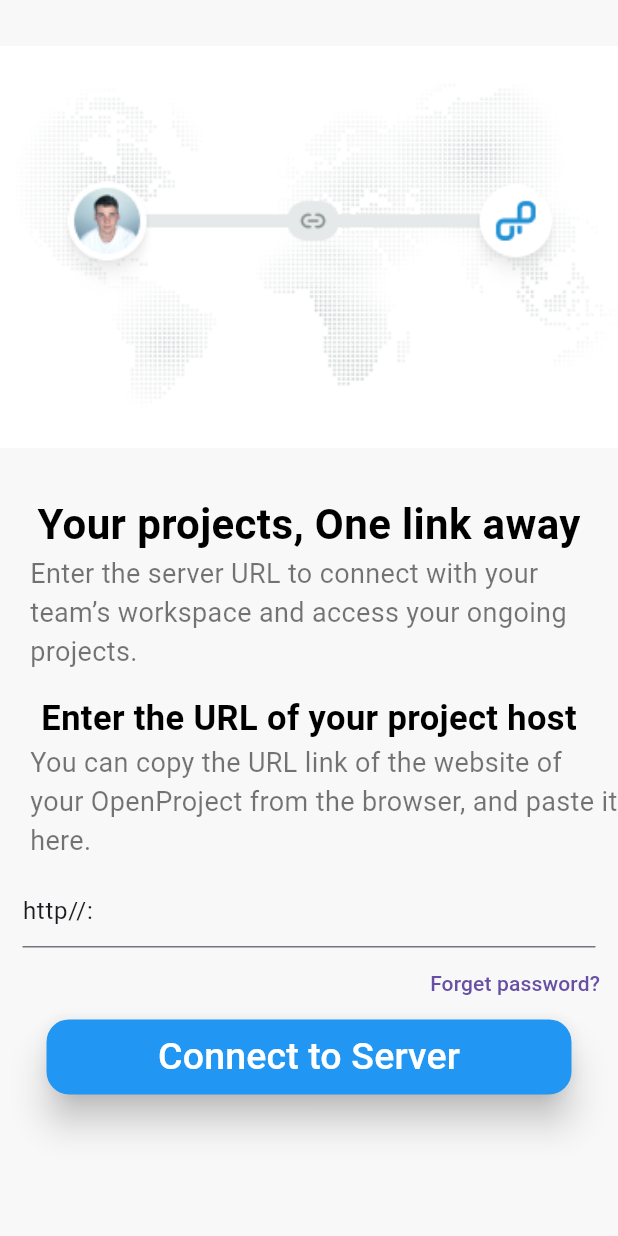
After one commit to teryac/openproject-mobile, a Flutter app: the screen it shows after launch, after a tap on "Get Started", on a phone screen of 412 x 824 dp. The commit adds this screen. Run offline on Flutter 3.47's test engine with Material 3 defaults, Android fonts, the phone set to English and light mode, and no system bars; our stand-ins replace badges, curved_labeled_navigation_bar, dropdown_button2, easy_date_timeline, fluttericon, fluttertoast and 2 more; network calls fail.

Commit message:
Create and programming sever layout

```diff
--- a/Code/open_project/lib/AddTask.dart
+++ b/Code/open_project/lib/AddTask.dart
@@ -11,7 +11,6 @@
 import 'package:open_project/DetailOfProject.dart';
 import 'package:open_project/GetStart.dart';
 import 'package:open_project/Property.dart';
-import 'package:open_project/main.dart';
 import 'package:percent_indicator/linear_percent_indicator.dart';
 import 'package:http/http.dart' as http;
 
@@ -23,7 +22,7 @@
   int id;
   String name;
 
-  AddScreen(this.id, this.name);
+  AddScreen(this.id, this.name, {super.key});
 
   @override
   State<AddScreen> createState() => AddTask(id, name);
--- /dev/null
+++ b/Code/open_project/lib/GetServer.dart
@@ -0,0 +1,144 @@
+import 'package:flutter/material.dart';
+import 'package:open_project/GetStart.dart';
+
+class GetServer extends StatefulWidget {
+  const GetServer({super.key});
+
+  @override
+  State<StatefulWidget> createState() => Server();
+}
+
+ButtonStyle buttonServer() {
+  ButtonStyle raisedButtonStyle = ElevatedButton.styleFrom(
+    backgroundColor: Colors.blue,
+    elevation: 10,
+    minimumSize: const Size(360, 50),
+    padding: const EdgeInsets.symmetric(horizontal: 35),
+    shape: const RoundedRectangleBorder(
+      borderRadius: BorderRadius.all(Radius.circular(15)),
+    ),
+  );
+
+  return raisedButtonStyle;
+}
+
+class Server extends State<GetServer> {
+  @override
+  Widget build(BuildContext context) {
+    final screenSize = MediaQuery.of(context).size;
+    double? circleSize = screenSize.width;
+    TextEditingController enteredServer = TextEditingController();
+    enteredServer.text = "http//:";
+    return Scaffold(
+      backgroundColor: const Color(0xfff8f8f8),
+      body: SingleChildScrollView(
+        child: Column(
+          children: [
+            Image(
+              image: const AssetImage('images/Server.png'),
+              width: circleSize,
+              height: screenSize.height * 0.4,
+              fit: BoxFit.contain,
+            ),
+            const Text(
+              "Your projects, One link away",
+              style: TextStyle(
+                  fontSize: 28,
+                  color: Colors.black,
+                  fontWeight: FontWeight.bold),
+            ),
+            const Padding(
+              padding: EdgeInsets.only(left: 20.0),
+              child: Text(
+                "Enter the server URL to connect with your team’s workspace and access your ongoing projects.",
+                style: TextStyle(fontSize: 18, color: Colors.black54),
+              ),
+            ),
+            const SizedBox(
+              height: 15,
+            ),
+            const Text(
+              "Enter the URL of your project host",
+              style: TextStyle(
+                  fontSize: 23,
+                  color: Colors.black,
+                  fontWeight: FontWeight.bold),
+            ),
+            const Padding(
+              padding: EdgeInsets.only(left: 20.0),
+              child: Text(
+                "You can copy the URL link of the website of your OpenProject from the browser, and paste it here.",
+                style: TextStyle(fontSize: 18, color: Colors.black54),
+              ),
+            ),
+            Padding(
+              padding:
+                  const EdgeInsets.only(left: 15.0, right: 15.0, top: 10.0),
+              child: TextField(
+                controller: enteredServer,
+                /*decoration: const InputDecoration(
+                  labelText: "Enter Server",
+                  //errorText: null,
+                  border: OutlineInputBorder(
+                    borderRadius: BorderRadius.all(
+                      Radius.circular(15),
+                    ),
+                  ),
+                ),*/
+              ),
+            ),
+            Align(
+              alignment: Alignment.centerRight,
+              child: TextButton(
+                onPressed: () {},
+                child: const Text('Forget password?'),
+              ),
+            ),
+            SizedBox(
+              width: 350.0,
+              child: ElevatedButton(
+                style: buttonServer(),
+                onPressed: () {
+                  if (enteredServer.text.isEmpty) {
+                    ScaffoldMessenger.of(context).showSnackBar(
+                      const SnackBar(
+                        backgroundColor: Colors.green,
+                        duration: Duration(milliseconds: 500),
+                        content: Text(
+                          "Login successful",
+                          style: TextStyle(fontSize: 20, color: Colors.white),
+                        ),
+                      ),
+                    );
+
+                    setState(() {});
+                  } else {
+                    ScaffoldMessenger.of(context).showSnackBar(
+                      const SnackBar(
+                        backgroundColor: Colors.red,
+                        duration: Duration(milliseconds: 500),
+                        content: Text(
+                          "Login failed",
+                          style: TextStyle(fontSize: 20, color: Colors.white),
+                        ),
+                      ),
+                    );
+                    Navigator.pop(context);
+                    setState(() {});
+                  }
+                },
+                child: const Text(
+                  "Connect to Server",
+                  style: TextStyle(fontSize: 25, color: Colors.white),
+                ),
+              ),
+            ),
+            const SizedBox(
+              height: 5.0,
+            ),
+          ],
+        ),
+      ),
+    );
+  }
+}
--- a/Code/open_project/lib/GetStart.dart
+++ b/Code/open_project/lib/GetStart.dart
@@ -1,6 +1,5 @@
 import 'package:flutter/material.dart';
-import 'package:fluttertoast/fluttertoast.dart';
-import 'package:open_project/Login.dart';
+import 'package:open_project/GetServer.dart';
 
 class StartScreen extends StatefulWidget {
   const StartScreen({super.key});
@@ -43,7 +42,7 @@
               borderRadius: BorderRadius.all(Radius.circular(10)),
               image: DecorationImage(
                 image: AssetImage('images/emp.png'),
-                fit: BoxFit.fitWidth,
+                fit: BoxFit.fill,
               ),
             ),
             child: Column(
@@ -79,7 +78,9 @@
                         const SizedBox(height: 5.0),
                         ElevatedButton(
                           onPressed: () {
-                            showDialog(
+                            Navigator.of(context).push(MaterialPageRoute(
+                                builder: (context) => const GetServer()));
+                            /*showDialog(
                               context: context,
                               builder: (BuildContext context) {
                                 return Dialog(
@@ -209,6 +210,7 @@
                                 );
                               },
                             );
+                          */
                           },
                           style: button(),
                           child: const Text(
--- a/Code/open_project/pubspec.yaml
+++ b/Code/open_project/pubspec.yaml
@@ -68,6 +68,7 @@
    - images/openproject.png
    - images/op.png
    - images/emp.png
+   - images/Server.png
 
   # An image asset can refer to one or more resolution-specific "variants", see
   # https://flutter.dev/assets-and-images/#resolution-aware
```
Also changed, not shown: Code/open_project/images/Server.png (added).
